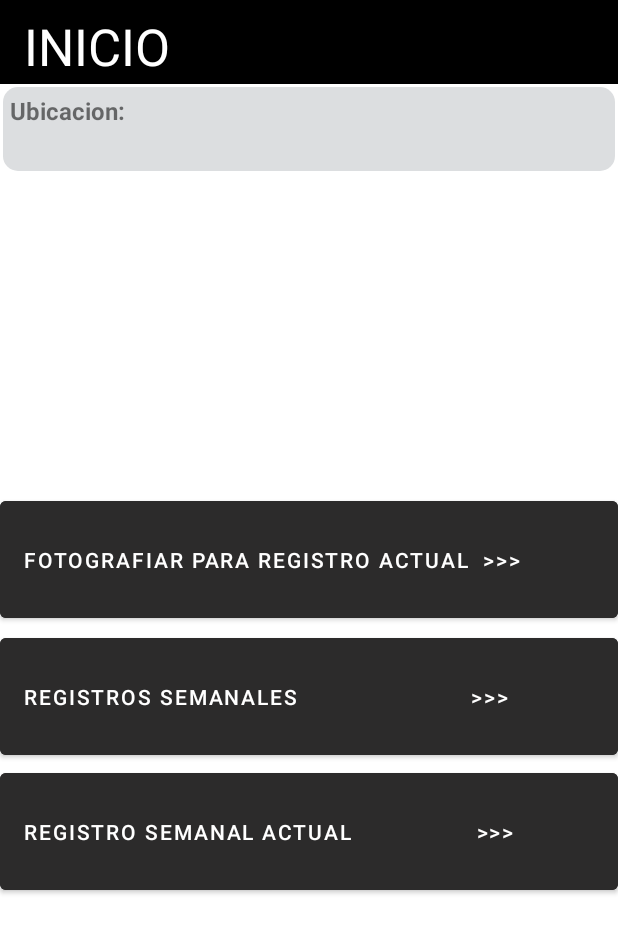
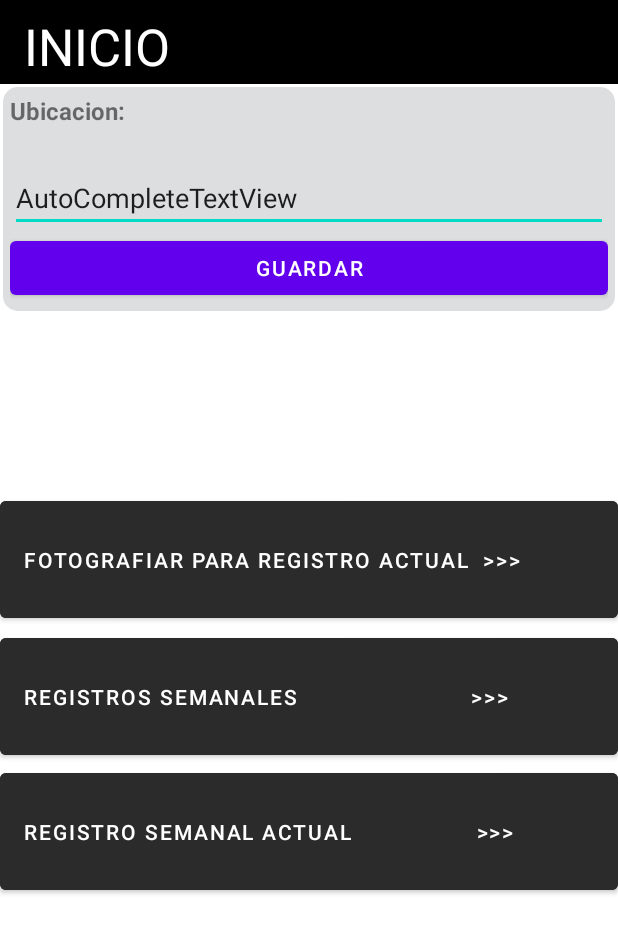
Before and after one commit to Labraca/PapayaVisionApp, an Android app: the screen it shows after launch (MainActivity), on a phone screen of 412 x 824 dp. Shown: the top 933 px of the screen. Run offline under Robolectric (Android 15) with nearby library versions, the phone set to English and light mode, and no system bars; our stand-ins replace Room's generated code; libraries missing offline, so code that uses them is left out: javax.validation.constraints.

Commit message:
fragmento de ubicacion

```diff
--- a/app/src/main/res/layout/fragment_ubicacion.xml
+++ b/app/src/main/res/layout/fragment_ubicacion.xml
@@ -33,6 +33,21 @@
             android:paddingTop="5dp"
             android:text="@string/ubicacionState"
             tools:text="[No se pudo determinar su ubicacion]" />
+
+        <AutoCompleteTextView
+            android:id="@+id/autoCompleteTextView"
+            android:layout_width="match_parent"
+            android:layout_height="wrap_content"
+            android:completionHint="Seleccione su localidad"
+            android:completionThreshold="3"
+            android:hint="Selecicone su localidad"
+            android:text="AutoCompleteTextView" />
+
+        <Button
+            android:id="@+id/saveLoc"
+            android:layout_width="match_parent"
+            android:layout_height="wrap_content"
+            android:text="Guardar" />
     </LinearLayout>
 
 </FrameLayout>
```
